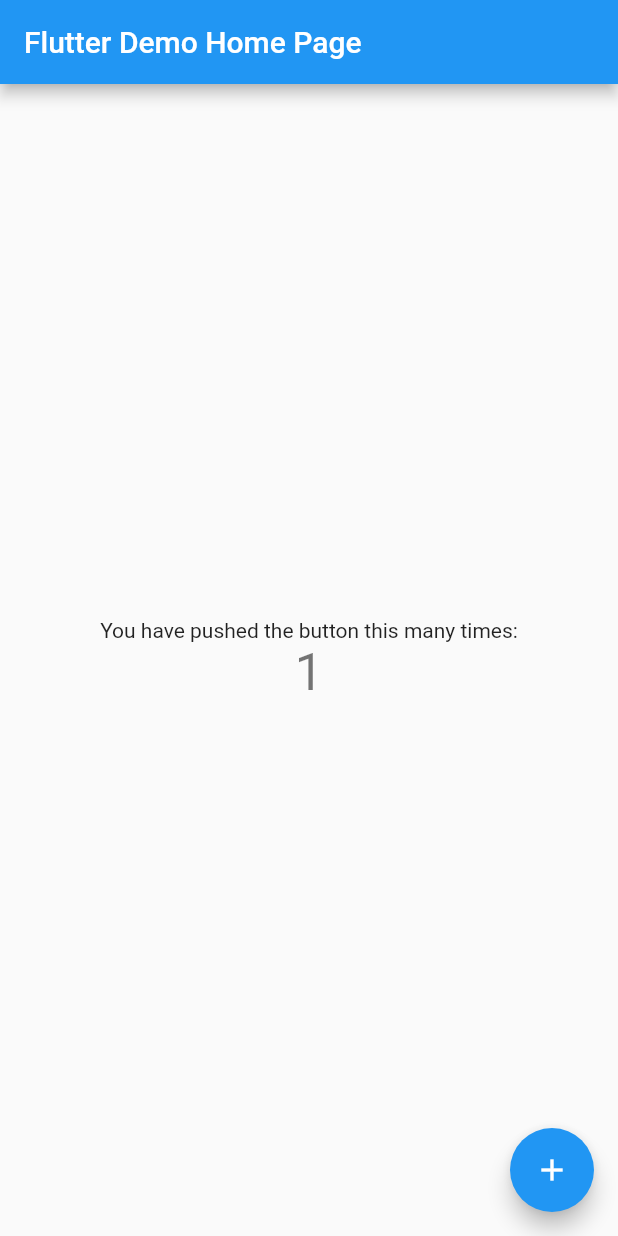
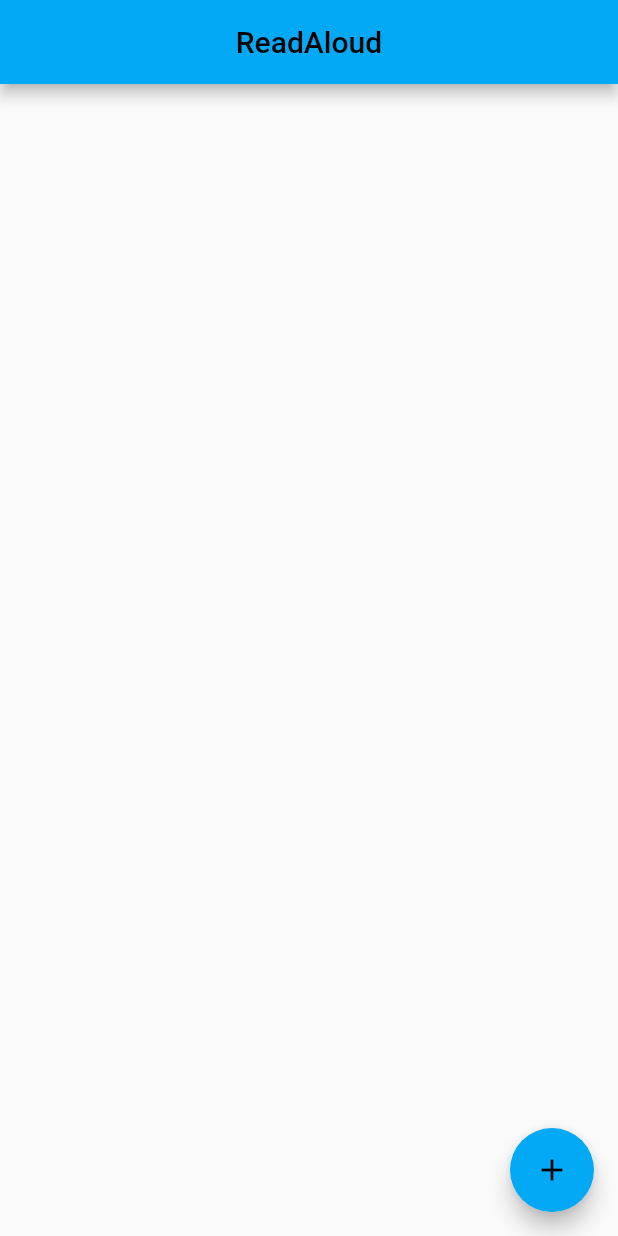
Before and after one commit to Prithvi202/ReadAloud, a Flutter app: the screen it shows after launch, after a tap on the "add" icon, on a phone screen of 412 x 824 dp. Run offline on Flutter 3.47's test engine with Material 2 defaults, Android fonts, the phone set to English and light mode, and no system bars; our stand-ins replace image_picker.

Commit message:
blank main.dart

```diff
--- a/lib/main.dart
+++ b/lib/main.dart
@@ -1,46 +1,29 @@
 import 'package:flutter/material.dart';
+import 'package:image_picker/image_picker.dart';
 
 void main() {
   runApp(const MyApp());
 }
 
 class MyApp extends StatelessWidget {
-  const MyApp({super.key});
+  const MyApp({Key? key}) : super(key: key);
 
   // This widget is the root of your application.
   @override
   Widget build(BuildContext context) {
     return MaterialApp(
-      title: 'Flutter Demo',
+      title: 'ReadAloud',
+      debugShowCheckedModeBanner: false,
       theme: ThemeData(
-        // This is the theme of your application.
-        //
-        // Try running your application with "flutter run". You'll see the
-        // application has a blue toolbar. Then, without quitting the app, try
-        // changing the primarySwatch below to Colors.green and then invoke
-        // "hot reload" (press "r" in the console where you ran "flutter run",
-        // or simply save your changes to "hot reload" in a Flutter IDE).
-        // Notice that the counter didn't reset back to zero; the application
-        // is not restarted.
-        primarySwatch: Colors.blue,
+        primarySwatch: Colors.lightBlue,
       ),
-      home: const MyHomePage(title: 'Flutter Demo Home Page'),
+      home: const MyHomePage(title: 'ReadAloud'),
     );
   }
 }
 
 class MyHomePage extends StatefulWidget {
-  const MyHomePage({super.key, required this.title});
-
-  // This widget is the home page of your application. It is stateful, meaning
-  // that it has a State object (defined below) that contains fields that affect
-  // how it looks.
-
-  // This class is the configuration for the state. It holds the values (in this
-  // case the title) provided by the parent (in this case the App widget) and
-  // used by the build method of the State. Fields in a Widget subclass are
-  // always marked "final".
-
+  const MyHomePage({Key? key, required this.title}) : super(key: key);
   final String title;
 
   @override
@@ -48,68 +31,27 @@ class MyHomePage extends StatefulWidget {
 }
 
 class _MyHomePageState extends State<MyHomePage> {
-  int _counter = 0;
+  bool textScanning = false;
+  XFile? imageFile;
+  String scannedText = "";
 
-  void _incrementCounter() {
-    setState(() {
-      // This call to setState tells the Flutter framework that something has
-      // changed in this State, which causes it to rerun the build method below
-      // so that the display can reflect the updated values. If we changed
-      // _counter without calling setState(), then the build method would not be
-      // called again, and so nothing would appear to happen.
-      _counter++;
-    });
-  }
 
   @override
   Widget build(BuildContext context) {
-    // This method is rerun every time setState is called, for instance as done
-    // by the _incrementCounter method above.
-    //
-    // The Flutter framework has been optimized to make rerunning build methods
-    // fast, so that you can just rebuild anything that needs updating rather
-    // than having to individually change instances of widgets.
     return Scaffold(
       appBar: AppBar(
-        // Here we take the value from the MyHomePage object that was created by
-        // the App.build method, and use it to set our appbar title.
+        centerTitle: true,
         title: Text(widget.title),
       ),
       body: Center(
-        // Center is a layout widget. It takes a single child and positions it
-        // in the middle of the parent.
         child: Column(
-          // Column is also a layout widget. It takes a list of children and
-          // arranges them vertically. By default, it sizes itself to fit its
-          // children horizontally, and tries to be as tall as its parent.
-          //
-          // Invoke "debug painting" (press "p" in the console, choose the
-          // "Toggle Debug Paint" action from the Flutter Inspector in Android
-          // Studio, or the "Toggle Debug Paint" command in Visual Studio Code)
-          // to see the wireframe for each widget.
-          //
-          // Column has various properties to control how it sizes itself and
-          // how it positions its children. Here we use mainAxisAlignment to
-          // center the children vertically; the main axis here is the vertical
-          // axis because Columns are vertical (the cross axis would be
-          // horizontal).
-          mainAxisAlignment: MainAxisAlignment.center,
-          children: <Widget>[
-            const Text(
-              'You have pushed the button this many times:',
-            ),
-            Text(
-              '$_counter',
-              style: Theme.of(context).textTheme.headline4,
-            ),
-          ],
         ),
       ),
       floatingActionButton: FloatingActionButton(
-        onPressed: _incrementCounter,
+        onPressed: () {},
         tooltip: 'Increment',
         child: const Icon(Icons.add),
-      ), // This trailing comma makes auto-formatting nicer for build methods.
+      ),
     );
   }
 }
```
Also changed, not shown: 2 other files.
